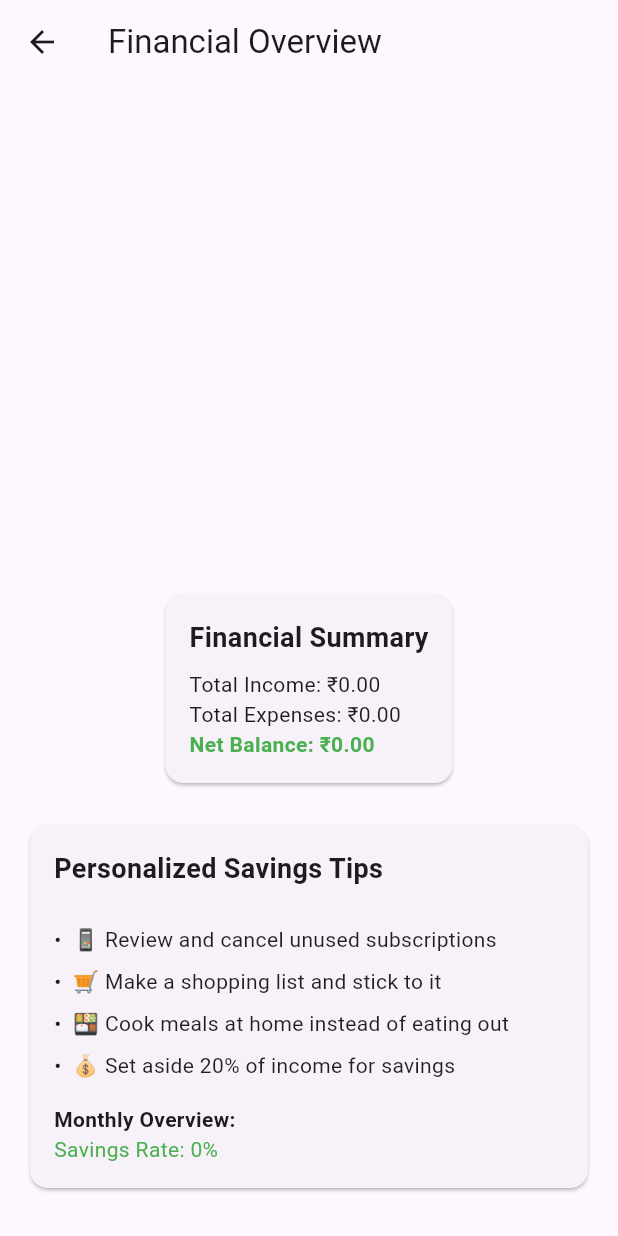
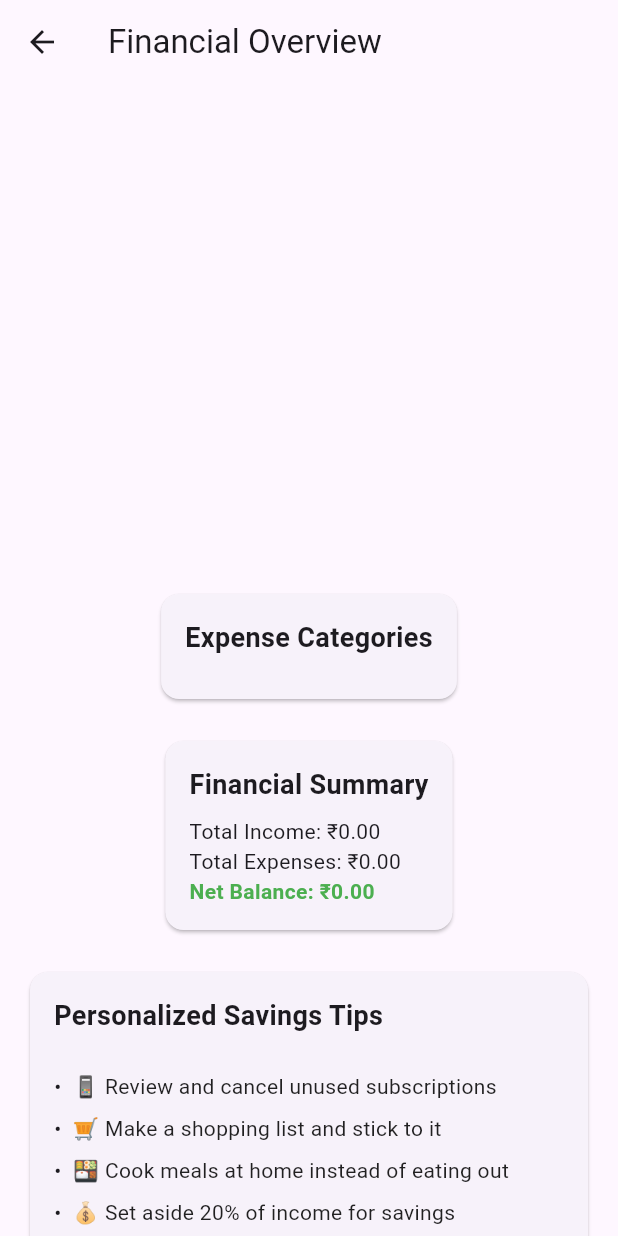
Before and after one commit to SHUBHANKARPOLYGON/Fintrack, a Flutter app: the screen it shows once a user with an empty profile is signed in, after a tap on the "pie chart" icon, on a phone screen of 412 x 824 dp. Run offline on Flutter 3.47's test engine with Material 3 defaults, Android fonts, the phone set to English and light mode, and no system bars; drawn by our look-alikes of fl_chart; our stand-ins replace cloud_firestore, firebase_auth, firebase_core, open_file; accounts and stored records are empty.

Commit message:
detail_chart

```diff
--- a/lib/screens/pie_chart.dart
+++ b/lib/screens/pie_chart.dart
@@ -32,16 +32,39 @@ class FinancialOverviewScreen extends StatelessWidget {
 
           final transactions = snapshot.data!.docs;
 
-          // Calculate total income and expenses
-          double totalIncome = 0;
+          // Define category colors
+          final Map<String, Color> categoryColors = {
+            'Food': Colors.orange,
+            'Transportation': Colors.blue,
+            'Entertainment': Colors.purple,
+            'Shopping': Colors.pink,
+            'Bills': Colors.red,
+            'Others': Colors.grey,
+          };
+
+          // Calculate expenses by category
+          Map<String, double> categoryExpenses = {
+            'Food': 0,
+            'Transportation': 0,
+            'Entertainment': 0,
+            'Shopping': 0,
+            'Bills': 0,
+            'Others': 0,
+          };
+
           double totalExpenses = 0;
+          double totalIncome = 0;  // Added totalIncome declaration
 
           for (var doc in transactions) {
             final data = doc.data() as Map<String, dynamic>;
-            if (data['type'] == 'income') {
-              totalIncome += (data['amount'] as num).toDouble();
-            } else if (data['type'] == 'expense') {
-              totalExpenses += (data['amount'] as num).toDouble();
+            if (data['type'] == 'expense') {
+              final category = data['category'] as String? ?? 'Others';
+              final amount = (data['amount'] as num).toDouble();
+              categoryExpenses[category] = (categoryExpenses[category] ?? 0) + amount;
+              totalExpenses += amount;
+            } else if (data['type'] == 'income') {  // Added income calculation
+              final amount = (data['amount'] as num).toDouble();
+              totalIncome += amount;
             }
           }
 
@@ -53,32 +76,70 @@ class FinancialOverviewScreen extends StatelessWidget {
                   height: 300,
                   child: PieChart(
                     PieChartData(
-                      sections: [
-                        if (totalIncome > 0)
-                          PieChartSectionData(
-                            color: Colors.green,
-                            value: totalIncome,
-                            title: 'Income\n₹${totalIncome.toStringAsFixed(2)}',
+                      sections: categoryExpenses.entries
+                          .where((e) => e.value > 0) // Only show categories with expenses
+                          .map((entry) {
+                        final percentage = (entry.value / totalExpenses * 100);
+                        return PieChartSectionData(
+                          color: categoryColors[entry.key] ?? Colors.grey,
+                          value: entry.value,
+                          title: '${entry.key}\n${percentage.toStringAsFixed(1)}%',
                           radius: 100,
                           titleStyle: const TextStyle(
                             color: Colors.white,
                             fontWeight: FontWeight.bold,
+                            fontSize: 12,
+                          ),
+                        );
+                      }).toList(),
+                      sectionsSpace: 2,
+                      centerSpaceRadius: 40,
                     ),
                   ),
-                        if (totalExpenses > 0)
-                          PieChartSectionData(
-                            color: Colors.red,
-                            value: totalExpenses,
-                            title: 'Expenses\n₹${totalExpenses.toStringAsFixed(2)}',
-                            radius: 100,
-                            titleStyle: const TextStyle(
-                              color: Colors.white,
+                ),
+                const SizedBox(height: 20),
+                // Category Legend
+                Card(
+                  child: Padding(
+                    padding: const EdgeInsets.all(16),
+                    child: Column(
+                      crossAxisAlignment: CrossAxisAlignment.start,
+                      children: [
+                        const Text(
+                          'Expense Categories',
+                          style: TextStyle(
+                            fontSize: 18,
                             fontWeight: FontWeight.bold,
                           ),
                         ),
+                        const SizedBox(height: 12),
+                        ...categoryExpenses.entries
+                            .where((e) => e.value > 0)
+                            .map((entry) {
+                          final percentage = (entry.value / totalExpenses * 100);
+                          return Padding(
+                            padding: const EdgeInsets.symmetric(vertical: 4),
+                            child: Row(
+                              children: [
+                                Container(
+                                  width: 16,
+                                  height: 16,
+                                  decoration: BoxDecoration(
+                                    color: categoryColors[entry.key],
+                                    borderRadius: BorderRadius.circular(4),
+                                  ),
+                                ),
+                                const SizedBox(width: 8),
+                                Expanded(
+                                  child: Text(
+                                    '${entry.key}: ₹${entry.value.toStringAsFixed(0)} (${percentage.toStringAsFixed(1)}%)',
+                                  ),
+                                ),
                               ],
-                      sectionsSpace: 2,
-                      centerSpaceRadius: 40,
+                            ),
+                          );
+                        }).toList(),
+                      ],
                     ),
                   ),
                 ),
```
Lines whose indentation alone changed are shown as unchanged.
